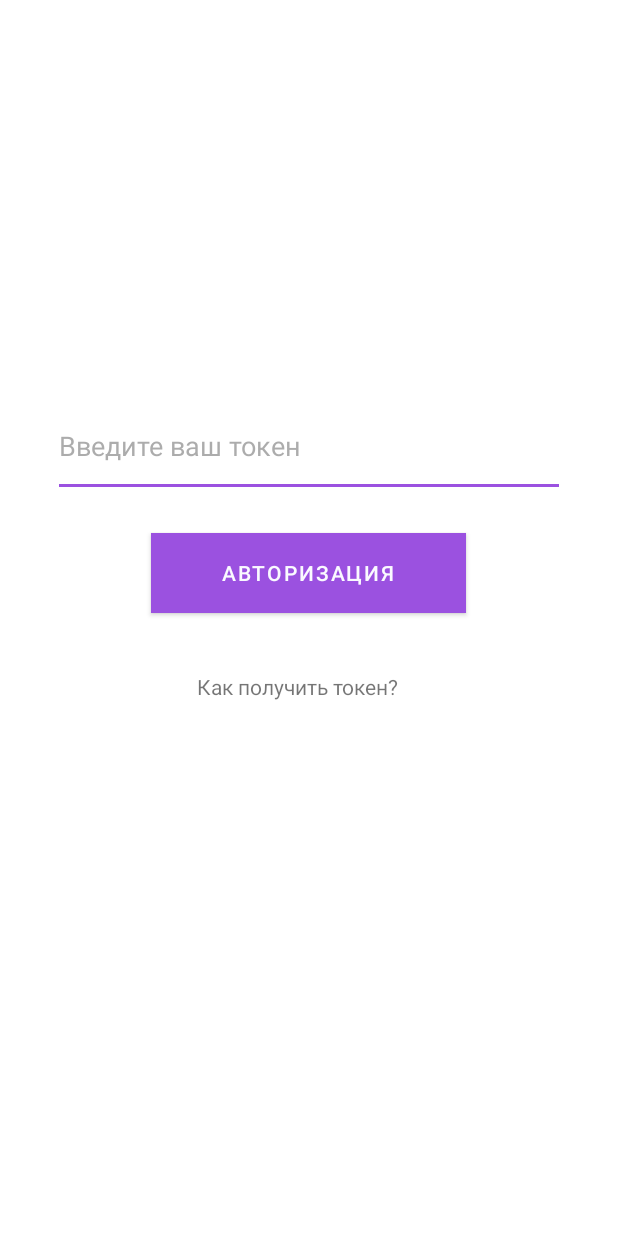
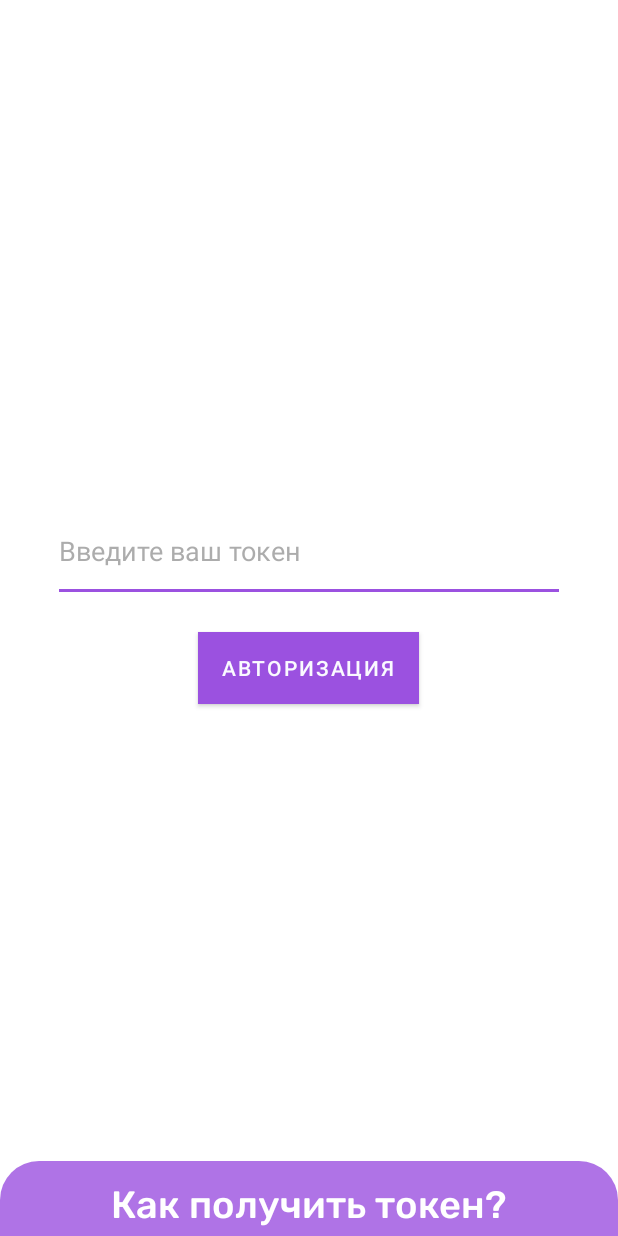
Before and after one commit to AmaDayGooD/Omega_Tracker, an Android app: the layout activity_authorization.xml on its own in the app's theme, with its tools: preview values and no code run, on a phone screen of 412 x 824 dp. Run offline under Robolectric (Android 15) with nearby library versions, the phone set to English and light mode, and no system bars.

Commit message:
Aleksandr auth screen

```diff
--- a/app/src/main/java/com/example/omega_tracker/retrofit/interfaces/UserInterfase.kt
+++ b/app/src/main/java/com/example/omega_tracker/retrofit/interfaces/UserInterfase.kt
@@ -8,7 +8,6 @@ import retrofit2.http.Headers
 
 interface UserInterfase {
     @Headers(
-        //"Authorization: Bearer perm:cm9vdA==.NTAtMQ==.bYTlD3WROnK9s3HuWa43iTxJPnTK7A",
         "Accept: application/json"
     )
     @GET("api/users/me?fields=name")
--- /dev/null
+++ b/app/src/main/java/com/example/omega_tracker/ui/Application.kt
@@ -0,0 +1,4 @@
+package com.example.omega_tracker.ui
+
+class Application {
+}
--- /dev/null
+++ b/app/src/main/res/drawable/corner_bottom_sheep.xml
@@ -0,0 +1,9 @@
+<?xml version="1.0" encoding="utf-8"?>
+<shape xmlns:android="http://schemas.android.com/apk/res/android">
+    <solid
+        android:color="@color/bg_mainHelpfoGetToken"/>
+
+    <corners
+        android:topLeftRadius="26dp"
+        android:topRightRadius="26dp"/>
+</shape>
--- a/app/src/main/res/layout/activity_authorization.xml
+++ b/app/src/main/res/layout/activity_authorization.xml
@@ -1,19 +1,25 @@
 <?xml version="1.0" encoding="utf-8"?>
-<androidx.constraintlayout.widget.ConstraintLayout xmlns:android="http://schemas.android.com/apk/res/android"
+<androidx.coordinatorlayout.widget.CoordinatorLayout xmlns:android="http://schemas.android.com/apk/res/android"
     xmlns:app="http://schemas.android.com/apk/res-auto"
     xmlns:tools="http://schemas.android.com/tools"
     android:layout_width="match_parent"
     android:layout_height="match_parent"
-    tools:context=".AuthorizationActivity">
+    android:orientation="vertical"
+    tools:context=".ui.screens.auth.AuthorizationActivity">
 
+    <LinearLayout
+        android:layout_width="match_parent"
+        android:layout_height="match_parent"
+        android:gravity="center"
+        android:orientation="vertical">
 
         <EditText
             android:id="@+id/enterToken"
             android:layout_width="341dp"
             android:layout_height="67dp"
-        android:layout_marginTop="264dp"
+            android:layout_gravity="center"
+            android:layout_marginBottom="20dp"
             android:backgroundTint="#9B51E0"
-        android:ems="10"
             android:hint="@string/hint_enter_token"
             android:inputType="text"
             android:lines="1"
@@ -21,35 +27,57 @@
             android:textColor="#1E1E1E"
             android:textColorHighlight="#9B51E0"
             android:textColorHint="#99747474"
-        android:textCursorDrawable="@xml/underline"
-        app:layout_constraintEnd_toEndOf="parent"
-        app:layout_constraintStart_toStartOf="parent"
-        app:layout_constraintTop_toTopOf="parent" />
+            android:textCursorDrawable="@xml/underline" />
 
         <Button
             android:id="@+id/authButton"
-        android:layout_width="210dp"
-        android:layout_height="53dp"
-        android:layout_marginTop="24dp"
+            android:layout_width="wrap_content"
+            android:layout_height="wrap_content"
+            android:layout_marginBottom="20dp"
             android:background="@color/main"
             android:elevation="0dp"
-        android:text="@string/button_auth"
-        app:layout_constraintEnd_toEndOf="parent"
-        app:layout_constraintHorizontal_bias="0.497"
-        app:layout_constraintStart_toStartOf="parent"
-        app:layout_constraintTop_toBottomOf="@+id/enterToken" />
+            android:text="@string/button_auth" />
+    </LinearLayout>
+
+    <LinearLayout
+        android:layout_width="match_parent"
+        android:layout_height="wrap_content"
+        android:orientation="vertical"
+        android:background="@drawable/corner_bottom_sheep"
+        app:behavior_peekHeight="50dp"
+        app:cardCornerRadius="26dp"
+        android:elevation="0dp"
+        app:layout_behavior="@string/bottom_sheet_behavior">
 
         <TextView
-        android:id="@+id/helpForToken"
-        android:layout_width="149dp"
-        android:layout_height="23dp"
-        android:linksClickable="false"
+            android:layout_width="wrap_content"
+            android:layout_height="wrap_content"
+            android:layout_gravity="center_horizontal"
             android:text="@string/label_get_token"
-        app:layout_constraintBottom_toBottomOf="parent"
-        app:layout_constraintEnd_toEndOf="parent"
-        app:layout_constraintHorizontal_bias="0.5"
-        app:layout_constraintStart_toStartOf="parent"
-        app:layout_constraintTop_toBottomOf="@+id/authButton"
-        app:layout_constraintVertical_bias="0.1" />
+            android:textColor="@color/real_white"
+            android:fontFamily="@font/rubik_medium"
+            android:backgroundTint="@color/bg_mainHelpfoGetToken"
+            android:textSize="25sp"
+            android:layout_marginVertical="10dp"/>
 
-</androidx.constraintlayout.widget.ConstraintLayout>
+        <androidx.core.widget.NestedScrollView
+            android:layout_width="match_parent"
+            android:layout_height="wrap_content"
+            android:layout_gravity="center_horizontal"
+            android:paddingHorizontal="20dp"
+            android:paddingBottom="20dp">
+
+            <TextView
+                android:id="@+id/getTokenHelp"
+                android:layout_width="match_parent"
+                android:layout_height="wrap_content"
+                android:layout_marginVertical="5dp"
+                android:text="@string/helpForGetToken"
+                android:backgroundTint="@color/bg_mainHelpfoGetToken"
+                android:textColor="@color/real_white"
+                android:textSize="15sp" />
+        </androidx.core.widget.NestedScrollView>
+
+    </LinearLayout>
+
+</androidx.coordinatorlayout.widget.CoordinatorLayout>
--- a/app/src/main/res/values/colors.xml
+++ b/app/src/main/res/values/colors.xml
@@ -17,4 +17,8 @@
     <color name="light_pink">#FFEFF1</color>
     <color name="bg_circle">#E9E9FF</color>
     <color name="error_color">#FF0000</color>
+    <color name="bg_bottomsheet">#99000000</color>
+    <color name="bg_mainHelpfoGetToken">#CC9B51E0</color>
+    <color name="green">#27AE60</color>
+    <color name="ligth_green">#E6FCF4</color>
 </resources>
--- a/app/src/main/res/values/strings.xml
+++ b/app/src/main/res/values/strings.xml
@@ -8,7 +8,7 @@
     <string name="title_home">Home</string>
     <string name="title_dashboard">Dashboard</string>
     <string name="title_notifications">Notifications</string>
-    <string name="start_count">Начать отсчёт</string>
+    <string name="start_count">Запустить таймер</string>
     <string name="pause">Пауза</string>
     <string name="complete">Завершить</string>
     <string name="exit">Выйти</string>
@@ -16,4 +16,12 @@
 
 
     <string name="time_over">Просрочено на\n%s</string>
+    <string name="descriptionTask">Описание</string>
+    <string name="helpForGetToken">1. Перейдите в свой аккаунт YouTrack
+\n\n2. Нажмите на свой аватар в шапке приложения и выберите в меню Профиль.
+\n\n3. Перейдите на вкладку «Безопасность учетной записи».\n4. Нажмите кнопку «Новый токен».
+\n\n5. В диалоговом окне «Новый постоянный токен» укажите имя нового токена и область доступа к нему. Область действия токена — это список служб, к которым вы можете получить доступ с помощью этого нового токена.
+\n\n6. Нажмите кнопку Создать токен. Отображается диалоговое окно с новым токеном.
+\n\n7. Нажмите кнопку «Копировать токен».
+\n\n8. Поздравляю, вы получили свой токен доступа, теперь вставьте его в поле ввода</string>
 </resources>
--- a/app/src/main/res/values/themes.xml
+++ b/app/src/main/res/values/themes.xml
@@ -1,6 +1,6 @@
-<resources xmlns:tools="http://schemas.android.com/tools">
+<resources>
     <!-- Base application theme. -->
-    <style name="Theme.Omega_Tracker" parent="Theme.MaterialComponents.DayNight.DarkActionBar">
+    <style name="Theme.Omega_Tracker" parent="Theme.MaterialComponents.DayNight.NoActionBar">
         <!-- Primary brand color. -->
         <item name="colorPrimary">@color/main </item>
         <item name="colorPrimaryVariant">@color/purple_700</item>
@@ -10,7 +10,7 @@
         <item name="colorSecondaryVariant">@color/teal_700</item>
         <item name="colorOnSecondary">@color/black</item>
         <!-- Status bar color. -->
-        <item name="android:statusBarColor">?attr/colorPrimaryVariant</item>
+        <item name="android:statusBarColor">@color/main</item>
         <!-- Customize your theme here. -->
     </style>
 </resources>
```
Also changed, not shown: app/src/main/AndroidManifest.xml (+8 -4 lines), app/src/main/java/com/example/omega_tracker/AuthorizationActivity.kt (deleted, +0 -112 lines), app/src/main/java/com/example/omega_tracker/ui/repository/api/InterfaceAuthModel.kt (added, +7 -0 lines), app/src/main/java/com/example/omega_tracker/ui/repository/api/InterfaceAuthModelImpl.kt (added, +33 -0 lines), app/src/main/java/com/example/omega_tracker/ui/screens/auth/AuthPresenter.kt (added, +27 -0 lines), app/src/main/java/com/example/omega_tracker/ui/screens/auth/AuthorizationActivity.kt (added, +74 -0 lines), app/src/main/java/com/example/omega_tracker/ui/screens/auth/AuthorizationView.kt (added, +9 -0 lines). Lines whose indentation alone changed are shown as unchanged.
